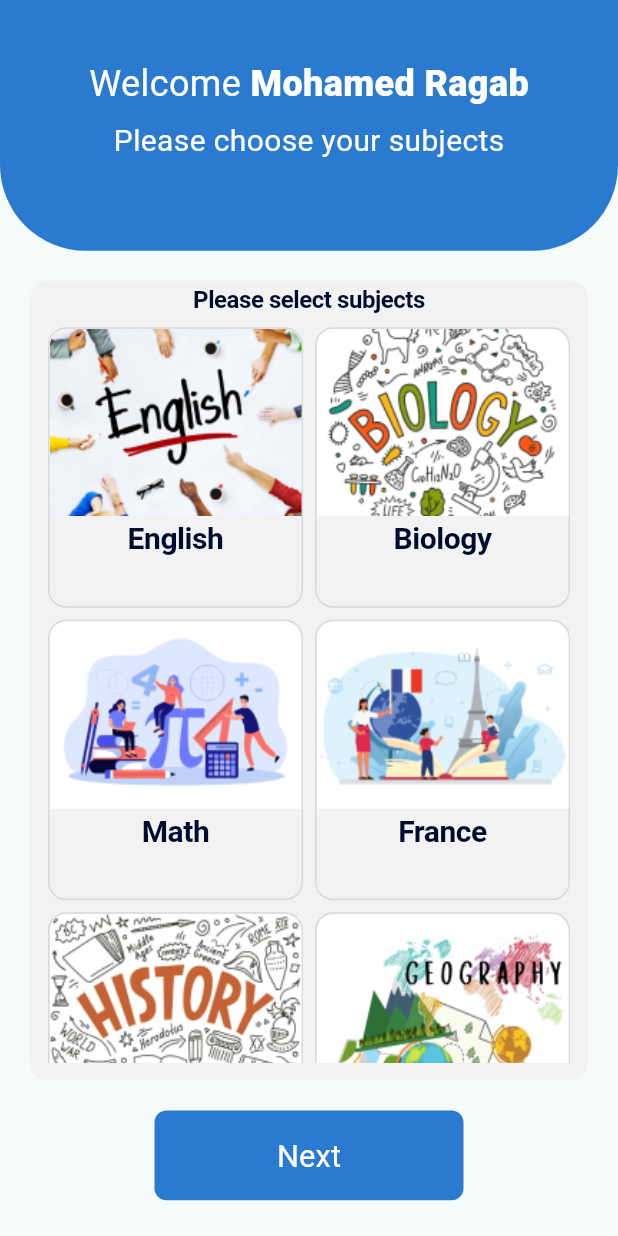
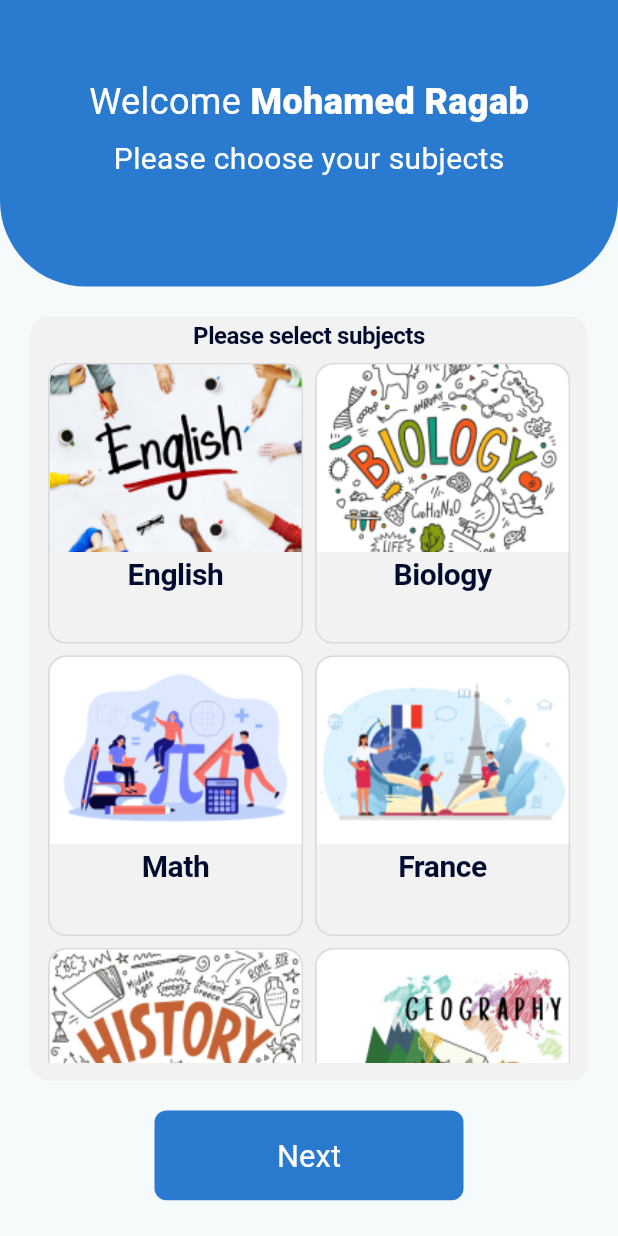
Before and after one commit to MahmoudMohamed14/figma_to_flutter, a Flutter app: the screen it shows after launch, on a phone screen of 412 x 824 dp. Run offline on Flutter 3.47's test engine with Material 3 defaults, Android fonts, the phone set to English and light mode, and no system bars; our stand-ins replace flutter_screenutil, flutter_svg; Roboto replaces fonts that are missing (Poppins).

Commit message:
response text

```diff
--- a/lib/screens/subject selection.dart
+++ b/lib/screens/subject selection.dart
@@ -3,6 +3,7 @@ import 'package:figma_to_flutter/constant/colors_manager.dart';
 import 'package:figma_to_flutter/constant/widget/widget.dart';
 import 'package:figma_to_flutter/date/provider.dart';
 import 'package:figma_to_flutter/screens/teatcherProfile.dart';
+import 'package:flutter/cupertino.dart';
 
 
 import 'package:flutter/material.dart';
@@ -22,7 +23,7 @@ class SubjectSelection extends StatelessWidget {
         children: [
           Container(
             width: double.infinity,
-            height: 140.h,
+            height: 160.h,
             decoration: ShapeDecoration(
               color: MyColors.blue,
               shape: RoundedRectangleBorder(
@@ -44,7 +45,8 @@ class SubjectSelection extends StatelessWidget {
                     mainAxisAlignment: MainAxisAlignment.start,
                     crossAxisAlignment: CrossAxisAlignment.center,
                     children: [
-                      const Text.rich(
+                      const FittedBox(
+                        child:  Text.rich(
                           TextSpan(
                             children: [
                               TextSpan(
@@ -70,8 +72,10 @@ class SubjectSelection extends StatelessWidget {
                             ],
                           ),
                         ),
+                      ),
                       SizedBox(height: 10.h,),
-                      const  Text(
+                    const  FittedBox(
+                        child:   Text(
                           'Please choose your subjects',
                           style: TextStyle(
                             color: MyColors.white,
@@ -79,6 +83,7 @@ class SubjectSelection extends StatelessWidget {
                             fontFamily: 'Poppins',
                             fontWeight: FontWeight.w400,
                             height: 0,
+                          ),
                         ),
                       ),
                     ],
```
Also changed, not shown: lib/screens/teatcherProfile.dart (+7 -4 lines). Lines whose indentation alone changed are shown as unchanged.
